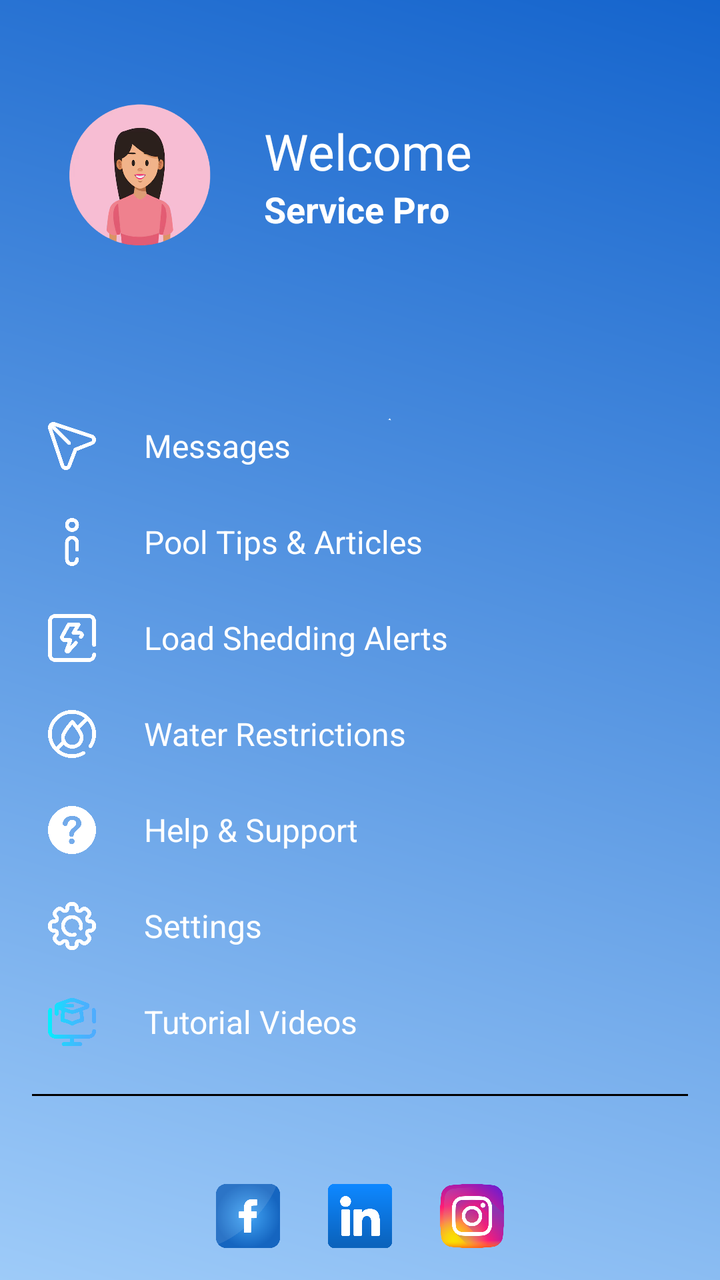
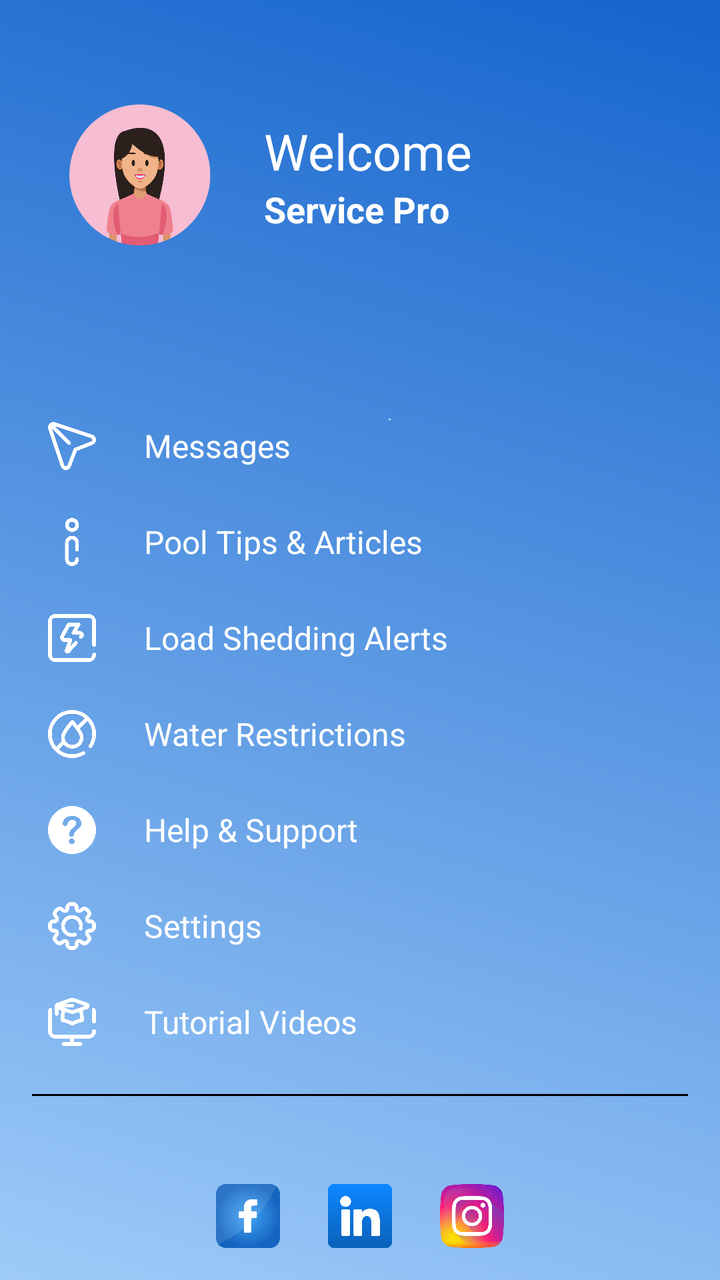

Two renders of the same Android screen: before a commit and after it. Below are the layout's source before the change and the commit's diff.
<!-- AndroidManifest.xml: application theme Theme.PoolApp -->
<!-- res/layout/sp_navigation_drawer.xml -->
<?xml version="1.0" encoding="utf-8"?>
<LinearLayout xmlns:android="http://schemas.android.com/apk/res/android"
    xmlns:app="http://schemas.android.com/apk/res-auto"
    xmlns:tools="http://schemas.android.com/tools"
    android:id="@+id/navDrawerLayout"
    android:layout_width="300dp"
    android:layout_height="match_parent"
    android:layout_gravity="start"
    android:background="@drawable/pbg"
    android:orientation="vertical"
    android:fitsSystemWindows="true">

    <androidx.constraintlayout.widget.ConstraintLayout
        android:id="@+id/cl_nav_header"
        android:layout_width="match_parent"
        android:layout_height="wrap_content"
        android:paddingBottom="48dp"
        android:background="@android:color/transparent">

        <View
            android:id="@+id/top_spacer"
            android:layout_width="match_parent"
            android:layout_height="24dp"
            app:layout_constraintTop_toTopOf="parent"
            app:layout_constraintStart_toStartOf="parent"/>

        <ImageView
            android:id="@+id/nav_profile_image"
            android:layout_width="92dp"
            android:layout_height="95dp"
            android:layout_marginStart="24dp"
            android:layout_marginTop="16dp"

            android:contentDescription="User Profile Image"
            android:padding="4dp"
            android:scaleType="centerCrop"
            android:src="@drawable/f2"
            app:layout_constraintStart_toStartOf="parent"
            app:layout_constraintTop_toBottomOf="@id/top_spacer"
            app:tint="@null" />

        <TextView
            android:id="@+id/nav_welcome_text"
            android:layout_width="0dp"
            android:layout_height="wrap_content"
            android:text="Welcome"
            android:textColor="@color/white"
            android:textSize="25sp"
            android:layout_marginStart="16dp"
            android:layout_marginEnd="24dp"
            app:layout_constraintBottom_toTopOf="@+id/nav_username"
            app:layout_constraintStart_toEndOf="@id/nav_profile_image"
            app:layout_constraintEnd_toEndOf="parent"
            app:layout_constraintVertical_chainStyle="packed"
            app:layout_constraintTop_toTopOf="@+id/nav_profile_image" />

        <TextView
            android:id="@+id/nav_username"
            android:layout_width="0dp"
            android:layout_height="wrap_content"
            android:text="Service Pro"
            android:textColor="@color/white"
            android:textSize="18sp"
            android:textStyle="bold"
            app:layout_constraintTop_toBottomOf="@id/nav_welcome_text"
            app:layout_constraintStart_toStartOf="@id/nav_welcome_text"
            app:layout_constraintEnd_toEndOf="@id/nav_welcome_text"
            app:layout_constraintBottom_toBottomOf="@+id/nav_profile_image"/>

    </androidx.constraintlayout.widget.ConstraintLayout>

    <ScrollView
        android:layout_width="match_parent"
        android:layout_height="0dp"
        android:layout_weight="1"
        android:clipToPadding="false"
        android:paddingTop="16dp"
        android:paddingBottom="8dp">

        <LinearLayout
            android:layout_width="match_parent"
            android:layout_height="wrap_content"
            android:orientation="vertical"
            android:paddingBottom="16dp">

            <LinearLayout
                android:id="@+id/btnMessages"
                style="@style/NavDrawerMenuItemStyle"
                android:contentDescription="Messages">

                <ImageView
                    android:id="@+id/ivMessagesIcon"
                    style="@style/NavDrawerMenuItemIconStyle"
                    android:src="@drawable/message"
                    app:tint="@color/white" />

                <TextView
                    android:id="@+id/tvMessagesText"
                    style="@style/NavDrawerMenuItemTextStyle"
                    android:text="Messages"
                    android:textColor="@color/white" />
            </LinearLayout>

            <LinearLayout
                android:id="@+id/btnTips"
                style="@style/NavDrawerMenuItemStyle"
                android:contentDescription="Pool Tips &amp; Articles">

                <ImageView
                    android:id="@+id/ivTipsIcon"
                    style="@style/NavDrawerMenuItemIconStyle"
                    android:src="@drawable/tips"
                    app:tint="@color/white" />

                <TextView
                    android:id="@+id/tvTipsText"
                    style="@style/NavDrawerMenuItemTextStyle"
                    android:text="Pool Tips &amp; Articles"
                    android:textColor="@color/white" />
            </LinearLayout>

            <LinearLayout
                android:id="@+id/btnLoadshedding"
                style="@style/NavDrawerMenuItemStyle"
                android:contentDescription="Load Shedding Alerts">

                <ImageView
                    android:id="@+id/ivLoadsheddingIcon"
                    style="@style/NavDrawerMenuItemIconStyle"
                    android:src="@drawable/loadshedding"
                    app:tint="@color/white" />

                <TextView
                    android:id="@+id/tvLoadsheddingText"
                    style="@style/NavDrawerMenuItemTextStyle"
                    android:text="Load Shedding Alerts"
                    android:textColor="@color/white" />
            </LinearLayout>

            <LinearLayout
                android:id="@+id/btnRestrictions"
                style="@style/NavDrawerMenuItemStyle"
                android:contentDescription="Water Restrictions">

                <ImageView
                    android:id="@+id/ivRestrictionsIcon"
                    style="@style/NavDrawerMenuItemIconStyle"
                    android:src="@drawable/water_restriction"
                    app:tint="@color/white" />

                <TextView
                    android:id="@+id/tvRestrictionsText"
                    style="@style/NavDrawerMenuItemTextStyle"
                    android:text="Water Restrictions"
                    android:textColor="@color/white" />
            </LinearLayout>

            <LinearLayout
                android:id="@+id/btnHelp"
                style="@style/NavDrawerMenuItemStyle"
                android:contentDescription="Help &amp; Support">

                <ImageView
                    android:id="@+id/ivHelpIcon"
                    style="@style/NavDrawerMenuItemIconStyle"
                    android:src="@drawable/help"
                    app:tint="@color/white" />

                <TextView
                    android:id="@+id/tvHelpText"
                    style="@style/NavDrawerMenuItemTextStyle"
                    android:text="Help &amp; Support"
                    android:textColor="@color/white" />
            </LinearLayout>

            <LinearLayout
                android:id="@+id/btnSettings"
                style="@style/NavDrawerMenuItemStyle"
                android:contentDescription="Settings">

                <ImageView
                    android:id="@+id/ivSettingsIcon"
                    style="@style/NavDrawerMenuItemIconStyle"
                    android:src="@drawable/settings"
                    app:tint="@color/white" />

                <TextView
                    android:id="@+id/tvSettingsText"
                    style="@style/NavDrawerMenuItemTextStyle"
                    android:text="Settings"
                    android:textColor="@color/white" />
            </LinearLayout>

            <LinearLayout
                android:id="@+id/btnTutorial"
                style="@style/NavDrawerMenuItemStyle"
                android:contentDescription="Tutorial Videos">
                <ImageView
                    android:id="@+id/ivTutorialIcon"
                    style="@style/NavDrawerMenuItemIconStyle"
                    android:src="@drawable/tutorial"
   />

                <TextView
                    android:id="@+id/tvTutorialText"
                    style="@style/NavDrawerMenuItemTextStyle"
                    android:text="Tutorial Videos"
                    android:textColor="@color/white" />
            </LinearLayout>

            <View android:layout_width="match_parent"
                android:layout_height="1dp"
                android:layout_marginVertical="12dp"
                android:layout_marginHorizontal="16dp"
                android:background="@color/black" />

        </LinearLayout>
    </ScrollView>

    <LinearLayout
        android:layout_width="match_parent"
        android:layout_height="wrap_content"
        android:orientation="horizontal"
        android:gravity="center"
        android:paddingVertical="16dp"
        android:background="@android:color/transparent">

        <ImageView
            android:layout_width="32dp"
            android:layout_height="32dp"
            android:src="@drawable/facebook"
            android:contentDescription="Facebook"
            android:layout_marginHorizontal="12dp"/>

        <ImageView
            android:layout_width="32dp"
            android:layout_height="32dp"
            android:src="@drawable/linkedin"
            android:contentDescription="LinkedIn"
            android:layout_marginHorizontal="12dp"/>

        <ImageView
            android:layout_width="32dp"
            android:layout_height="32dp"
            android:src="@drawable/instagram"
            android:contentDescription="Instagram"
            android:layout_marginHorizontal="12dp"/>

    </LinearLayout>

</LinearLayout>
<!-- resources referenced by this layout -->
<resources>
  <color name="black">#FF000000</color>
  <color name="white">#FFFFFFFF</color>
  <!-- drawable f2: png bitmap (drawable, 390831 bytes) -->
  <!-- drawable facebook: png bitmap (drawable, 57960 bytes) -->
  <!-- drawable help: png bitmap (drawable, 7880 bytes) -->
  <!-- drawable instagram: png bitmap (drawable, 150645 bytes) -->
  <!-- drawable linkedin: png bitmap (drawable, 11096 bytes) -->
  <!-- drawable loadshedding: png bitmap (drawable, 17808 bytes) -->
  <!-- drawable message: png bitmap (drawable, 23967 bytes) -->
  <!-- drawable pbg: png bitmap (drawable, 122204 bytes) -->
  <!-- drawable settings: png bitmap (drawable, 33805 bytes) -->
  <!-- drawable tips: png bitmap (drawable, 13449 bytes) -->
  <!-- drawable tutorial: png bitmap (drawable, 21227 bytes) -->
  <!-- drawable water_restriction: png bitmap (drawable, 32996 bytes) -->
  <style name="NavDrawerMenuItemIconStyle">
          <item name="android:layout_width">24dp</item>
          <item name="android:layout_height">24dp</item>
          <item name="android:contentDescription">Menu Icon</item>
      </style>
  <style name="NavDrawerMenuItemStyle">
          <item name="android:layout_width">match_parent</item>
          <item name="android:layout_height">wrap_content</item>
          <item name="android:orientation">horizontal</item>
          <item name="android:gravity">center_vertical</item>
          <item name="android:clickable">true</item>
          <item name="android:focusable">true</item>
          <item name="android:background">?attr/selectableItemBackground</item>
          <item name="android:paddingStart">24dp</item>
          <item name="android:paddingEnd">16dp</item>
          <item name="android:paddingVertical">12dp</item>
      </style>
  <style name="NavDrawerMenuItemTextStyle">
          <item name="android:layout_width">0dp</item>
          <item name="android:layout_height">wrap_content</item>
          <item name="android:layout_weight">1</item>
          <item name="android:layout_marginStart">24dp</item>
          <item name="android:textColor">@color/white</item>
          <item name="android:textSize">16sp</item>
      </style>
  <style name="Theme.PoolApp" parent="Theme.Material3.DayNight.NoActionBar">
  
          <item name="colorPrimary">@color/colorPrimary</item>
  
          <item name="colorPrimaryVariant">@color/colorPrimaryVariant</item>
  
          <item name="colorOnPrimary">@color/colorOnPrimary</item>
  
          <item name="colorSecondary">@color/colorSecondary</item>
  
          <item name="colorOnSecondary">@color/colorOnSecondary</item>
  
          <item name="colorSurface">@color/colorSurface</item>
  
          <item name="colorOnSurface">@color/colorOnSurface</item>
  
          <item name="android:statusBarColor" tools:targetApi="l">?attr/colorPrimaryVariant</item>
  
      </style>
  <color name="colorPrimary">#096ca7</color>
  <color name="colorPrimaryVariant">#034b75</color>
  <color name="colorOnPrimary">#FFFFFF</color>
  <color name="colorSecondary">#0A57FF</color>
  <color name="colorOnSecondary">#FFFFFF</color>
  <color name="colorSurface">#FFFFFF</color>
  <color name="colorOnSurface">#1C1B1F</color>
</resources>

<!-- the commit's change to res/layout/sp_navigation_drawer.xml (unified diff, before → after) -->
@@ -199,6 +199,7 @@
                     android:id="@+id/ivTutorialIcon"
                     style="@style/NavDrawerMenuItemIconStyle"
                     android:src="@drawable/tutorial"
+                    app:tint="@color/white"
    />
 
                 <TextView
